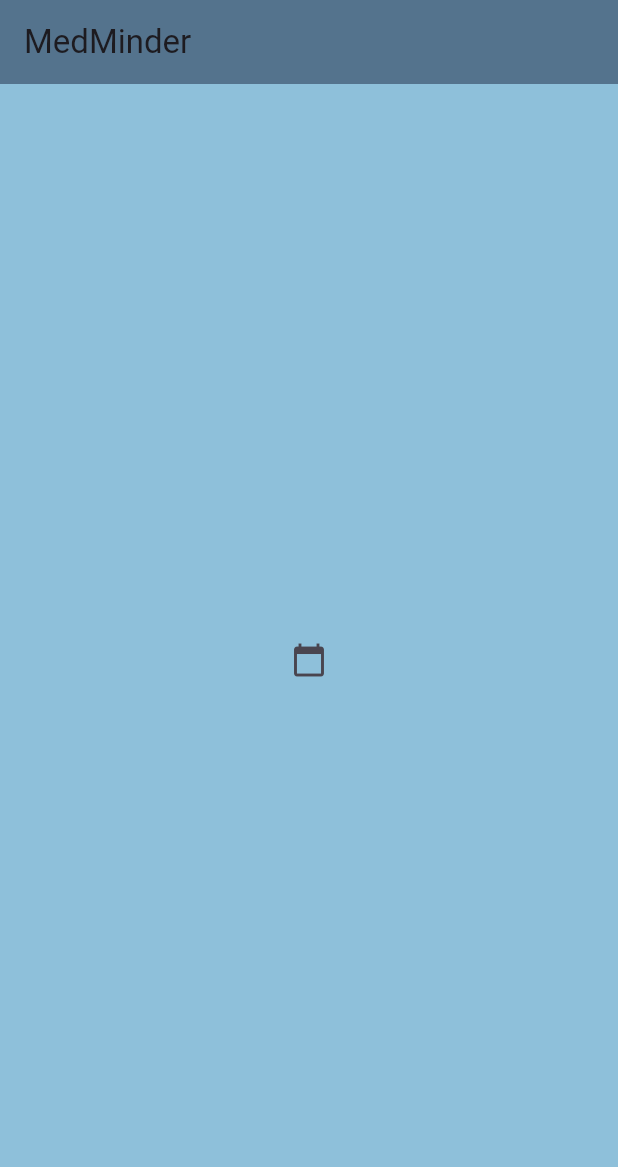
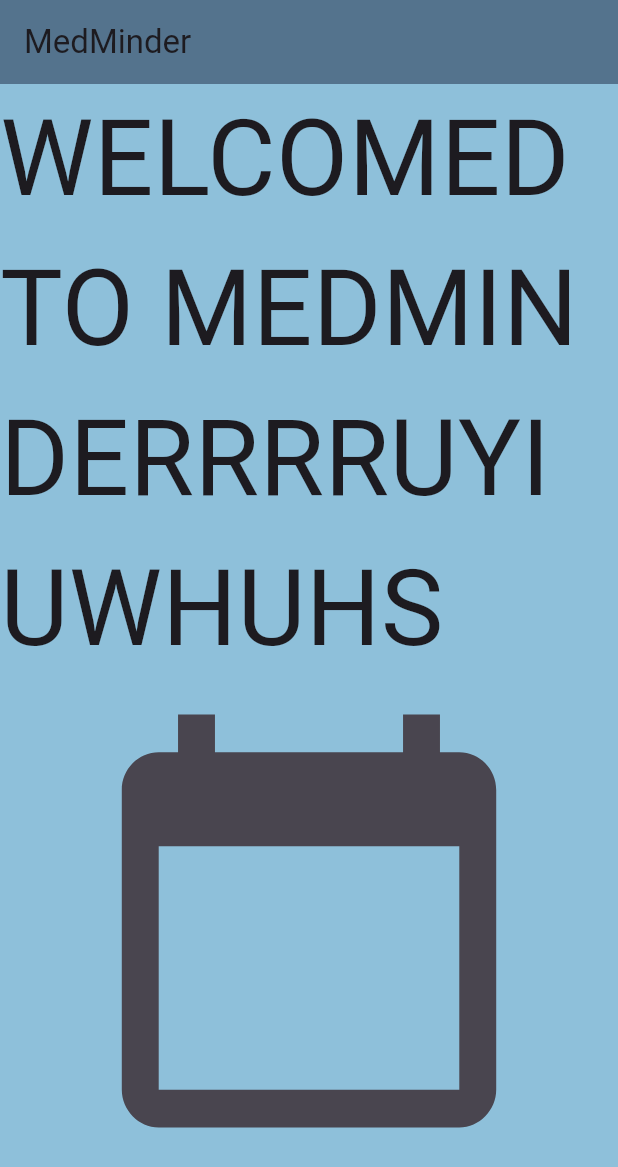
Before and after one commit to ClaireQi1684/MedMinder, a Flutter app: the screen it shows after launch, on a phone screen of 412 x 824 dp. Shown: the top 1167 px of the screen. Run offline on Flutter 3.47's test engine with Material 3 defaults, Android fonts, the phone set to English and light mode, and no system bars; our stand-ins replace flutter_local_notifications, flutter_timezone, shared_preferences, timezone.

Commit message:
hromeo scnroeno

```diff
--- a/med_minder/lib/main.dart
+++ b/med_minder/lib/main.dart
@@ -357,13 +357,24 @@ class MedMinderState extends State<MedMinder> with WidgetsBindingObserver {
           backgroundColor: const Color.fromARGB(255, 84, 115, 141),
         ),
         body: Center(
-          child: IconButton(
+          child: Column(
+            children: [
+              Center(
+                child: Text(
+                  "WELCOMED TO MEDMINDERRRRUYIUWHUHS",
+                  style: TextStyle(fontSize: 70),
+                ),
+              ),
+              IconButton(
                 onPressed: () {
                   setState(() {
                     currentScreenIndex = 2;
                   });
                 },
+                iconSize: 300,
                 icon: const Icon(Icons.calendar_today),
+              ),
+            ],
           ),
         ),
       );
```
Lines whose indentation alone changed are shown as unchanged.
